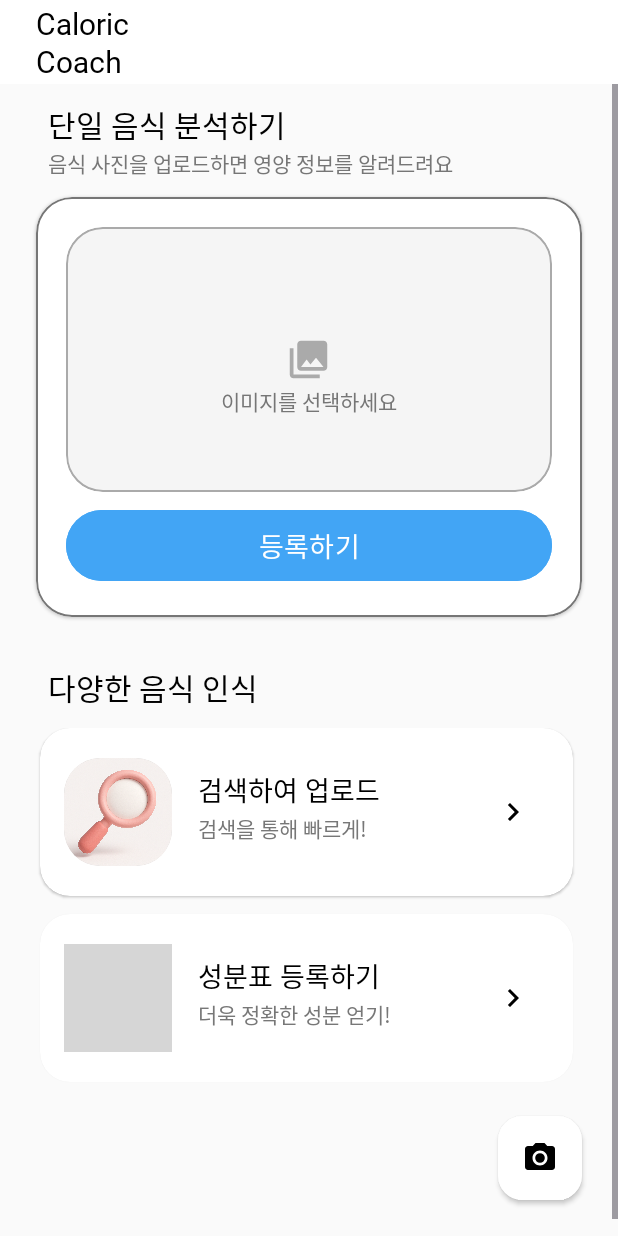
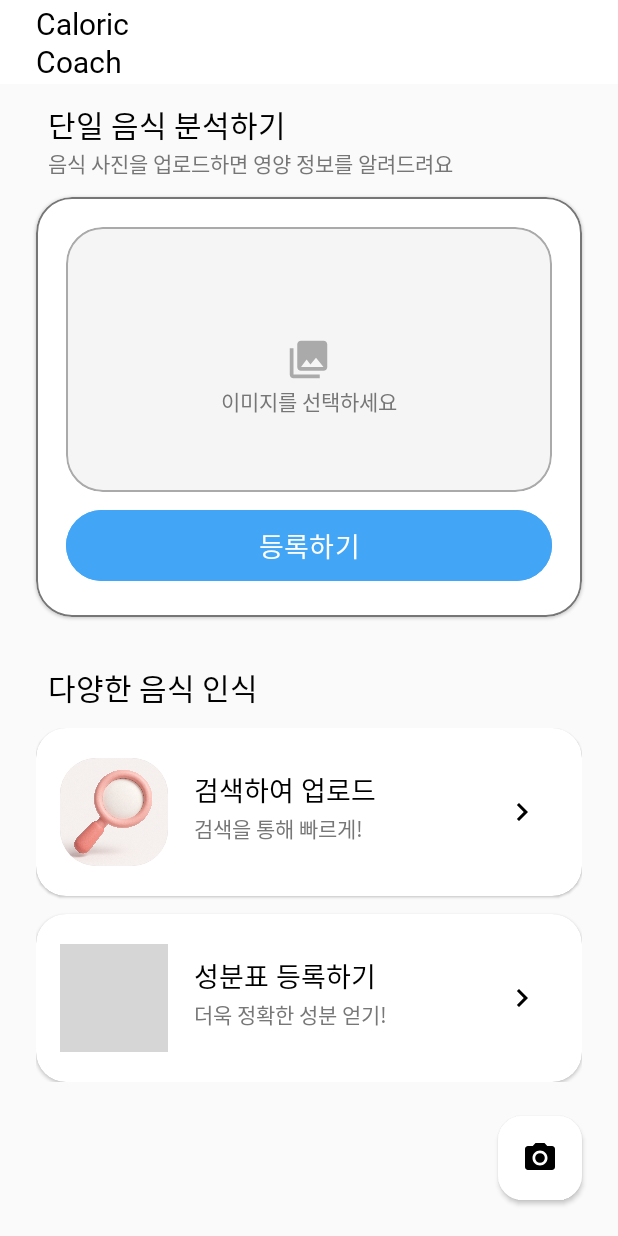
Before and after one commit to smitehead/explosive-necklace, an Android app: the layout fragment_check.xml on its own in the app's theme, with its tools: preview values and no code run, on a phone screen of 412 x 824 dp. Run offline under Robolectric (Android 15) with nearby library versions, the phone set to English and light mode, and no system bars; Roboto replaces fonts that are not available here; grey boxes are pictures that could not be loaded.

Commit message:
<앱 연동시 짤리는거 수정본>

```diff
--- a/app/src/main/res/layout/fragment_check.xml
+++ b/app/src/main/res/layout/fragment_check.xml
@@ -46,17 +46,14 @@
             <TextView
                 android:id="@+id/singleFoodTitle"
                 android:layout_width="match_parent"
-                android:layout_height="30sp"
+                android:layout_height="wrap_content"
                 android:text="단일 음식 분석하기"
                 android:textSize="20sp"
                 android:fontFamily="@font/pretendard_semibold"
                 android:textColor="@android:color/black"
                 android:layout_marginStart="32dp"
                 android:layout_marginEnd="24dp"
-                android:layout_marginTop="12dp"
-                app:layout_constraintTop_toBottomOf="@id/top_bar"
-                app:layout_constraintStart_toStartOf="parent"
-                app:layout_constraintEnd_toEndOf="parent"/>
+                android:layout_marginTop="12dp"/>
 
             <TextView
                 android:id="@+id/singleFoodSubText"
@@ -67,10 +64,7 @@
                 android:textColor="@color/dark_gray"
                 android:fontFamily="@font/pretendard_regular"
                 android:layout_marginStart="32dp"
-                android:layout_marginEnd="24dp"
-                app:layout_constraintTop_toBottomOf="@id/singleFoodTitle"
-                app:layout_constraintStart_toStartOf="parent"
-                app:layout_constraintEnd_toEndOf="parent"/>
+                android:layout_marginEnd="24dp"/>
 
             <com.google.android.material.card.MaterialCardView
                 android:id="@+id/imageWithTextCard"
@@ -102,7 +96,6 @@
                         app:layout_constraintStart_toStartOf="parent"
                         app:layout_constraintEnd_toEndOf="parent">
 
-                        <!-- 이미지 -->
                         <ImageView
                             android:id="@+id/imageView"
                             android:layout_width="match_parent"
@@ -111,7 +104,6 @@
                             android:clipToOutline="true"
                             android:scaleType="centerCrop"/>
 
-                        <!-- 중앙 아이콘 -->
                         <ImageView
                             android:id="@+id/overlayIcon"
                             android:layout_width="30dp"
@@ -120,7 +112,6 @@
                             app:tint="@android:color/darker_gray"
                             android:src="@drawable/baseline_collections_24"/>
 
-                        <!-- 안내 텍스트 -->
                         <TextView
                             android:id="@+id/overlayText"
                             android:layout_width="wrap_content"
@@ -133,7 +124,6 @@
                             android:textSize="14sp" />
                     </FrameLayout>
 
-                    <!-- 등록하기 버튼 -->
                     <Button
                         android:id="@+id/uploadButton"
                         android:layout_width="0dp"
@@ -163,16 +153,13 @@
                 android:textColor="@android:color/black"
                 android:layout_marginStart="32dp"
                 android:layout_marginEnd="24dp"
-                android:layout_marginTop="32dp"
-                app:layout_constraintTop_toBottomOf="@id/imageWithTextCard"
-                app:layout_constraintStart_toStartOf="parent"
-                app:layout_constraintEnd_toEndOf="parent"/>
+                android:layout_marginTop="32dp"/>
 
 
             <androidx.constraintlayout.widget.ConstraintLayout
                 android:id="@+id/cardContainer"
-                android:layout_width="360dp"
-                android:layout_height="250dp"
+                android:layout_width="match_parent"
+                android:layout_height="wrap_content"
                 android:layout_marginStart="24dp"
                 android:layout_marginEnd="24dp"
                 android:layout_marginTop="12dp"
@@ -183,7 +170,7 @@
                 <!-- 직접 업로드 카드 -->
                 <androidx.cardview.widget.CardView
                     android:id="@+id/cardbutton1"
-                    android:layout_width="355dp"
+                    android:layout_width="match_parent"
                     android:layout_height="112dp"
                     app:cardCornerRadius="20dp"
                     app:cardElevation="1dp"
@@ -226,7 +213,7 @@
                                 android:textColor="#000000"
                                 android:textSize="18sp"
                                 android:gravity="center_vertical"
-                                android:layout_height="30sp"
+                                android:layout_height="30dp"
                                 android:layout_width="150dp"/>
 
                             <TextView
@@ -234,7 +221,7 @@
                                 android:fontFamily="@font/pretendard_regular"
                                 android:textColor="#777777"
                                 android:textSize="14sp"
-                                android:layout_height="30sp"
+                                android:layout_height="30dp"
                                 android:layout_width="150dp"/>
                         </LinearLayout>
 
@@ -255,7 +242,7 @@
                 <!-- 성분표 등록 카드 -->
                 <androidx.cardview.widget.CardView
                     android:id="@+id/cardbutton2"
-                    android:layout_width="355dp"
+                    android:layout_width="match_parent"
                     android:layout_height="112dp"
                     app:cardCornerRadius="20dp"
                     app:cardElevation="1dp"
@@ -297,7 +284,7 @@
                                 android:textSize="18sp"
                                 android:gravity="center_vertical"
                                 android:textColor="#000000"
-                                android:layout_height="30sp"
+                                android:layout_height="30dp"
                                 android:layout_width="150dp"/>
 
                             <TextView
@@ -305,7 +292,7 @@
                                 android:fontFamily="@font/pretendard_regular"
                                 android:textSize="14sp"
                                 android:textColor="#777777"
-                                android:layout_height="30sp"
+                                android:layout_height="30dp"
                                 android:layout_width="150dp"/>
                         </LinearLayout>
 
--- a/app/src/main/res/layout/fragment_kcal.xml
+++ b/app/src/main/res/layout/fragment_kcal.xml
@@ -121,12 +121,14 @@
         app:layout_constraintTop_toBottomOf="@id/calendarLayout">
 
         <androidx.cardview.widget.CardView
-            android:layout_width="355dp"
+            android:layout_width="match_parent"
             android:layout_height="wrap_content"
             android:layout_marginTop="6dp"
             android:layout_marginBottom="24dp"
             app:cardCornerRadius="20dp"
             app:cardElevation="1dp">
+            <!-- app:cardUseCompatPadding="true"
+            app:cardPreventCornerOverlap="true"> -->
 
             <LinearLayout
                 android:layout_width="match_parent"
--- a/app/src/main/res/layout/fragment_profile.xml
+++ b/app/src/main/res/layout/fragment_profile.xml
@@ -88,7 +88,7 @@
 
             <androidx.cardview.widget.CardView
                 android:id="@+id/profileInfoCard"
-                android:layout_width="355dp"
+                android:layout_width="match_parent"
                 android:layout_height="wrap_content"
                 android:layout_marginTop="12dp"
                 android:layout_marginBottom="24dp"
@@ -246,7 +246,7 @@
 
             <androidx.cardview.widget.CardView
                 android:id="@+id/bmiCard"
-                android:layout_width="355dp"
+                android:layout_width="match_parent"
                 android:layout_height="wrap_content"
                 android:layout_marginBottom="8dp"
                 app:cardCornerRadius="20dp"
```
Also changed, not shown: app/src/main/res/layout/fragment_multi_check.xml (+6 -4 lines).
